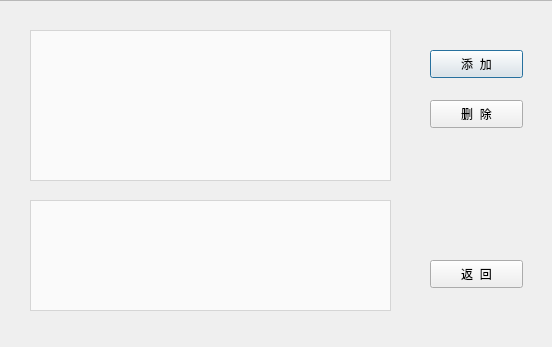
Before: the Qt Designer form exmanagedlg.ui in OOPtaskgroup/dictionary, drawn with Qt 5.
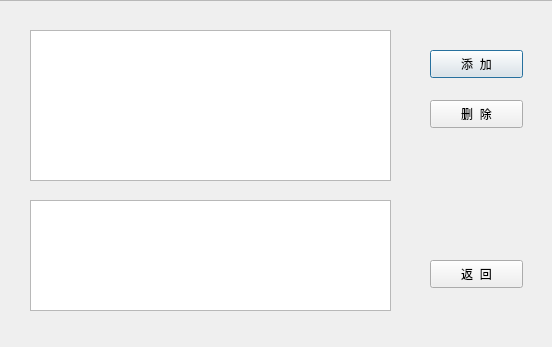
After: the same form once the commit is applied. Icons and pictures are not drawn.

```diff
--- a/exmanagedlg.ui
+++ b/exmanagedlg.ui
@@ -40,7 +40,7 @@
     </font>
    </property>
    <property name="styleSheet">
-    <string notr="true">background-color: rgba(255, 255, 255, 180);</string>
+    <string notr="true"/>
    </property>
   </widget>
   <widget class="QTextBrowser" name="detailBrowser">
@@ -58,7 +58,7 @@
     </font>
    </property>
    <property name="styleSheet">
-    <string notr="true">background-color: rgba(255, 255, 255, 180);</string>
+    <string notr="true"/>
    </property>
   </widget>
   <widget class="QPushButton" name="addBtn">
```
Left out of the diff: 13 changed lines with no effect on the pictures.
